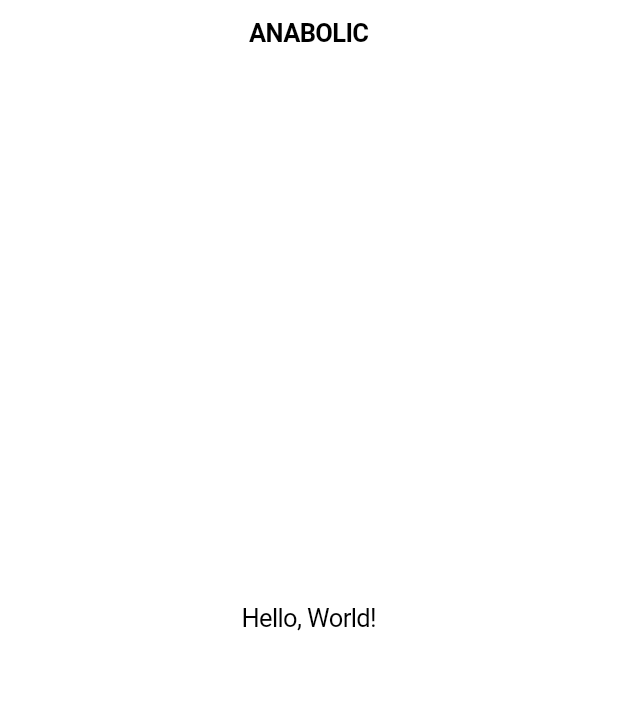
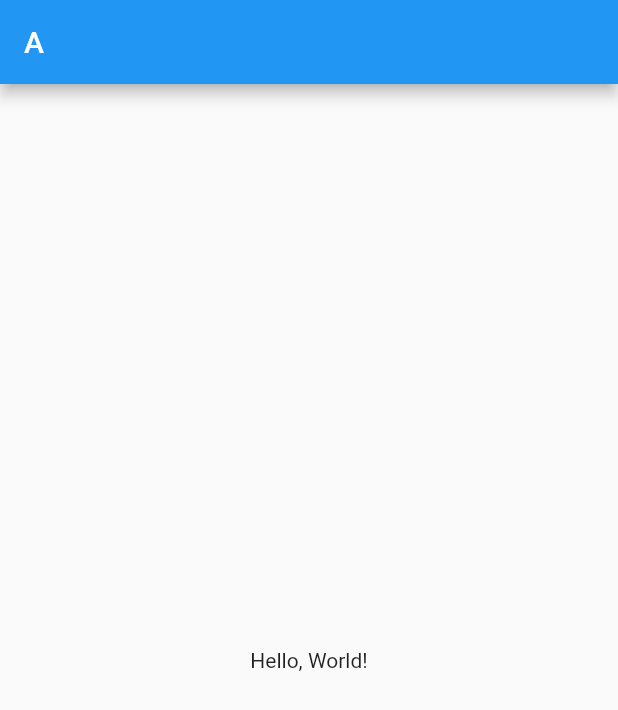
Before and after one commit to krapli441/anabolic, a Flutter app: the screen it shows after launch, on a phone screen of 412 x 824 dp. Shown: the top 710 px of the screen. Run offline on Flutter 3.47's test engine with Material 2 defaults, Android fonts, the phone set to English and light mode, and no system bars.

Commit message:
우선 마테리얼로 진행해보자.

```diff
--- a/anabolic/lib/main.dart
+++ b/anabolic/lib/main.dart
@@ -1,23 +1,23 @@
-import 'package:flutter/cupertino.dart';
+import 'package:flutter/material.dart';
+// Flutter 프레임워크의 material 디자인 위젯을 사용하기 위해 필요한 패키지를 import 하였음.
 
+// 앱의 진입점 (Entry Point), 앱을 실행할 때 처음 호출되는 함수이다.
 void main() {
-  runApp(const CupertinoApp(
-    home: MyCupertinoApp(),
-  ));
+  runApp(const MyApp());
 }
 
-class MyCupertinoApp extends StatelessWidget {
-  const MyCupertinoApp({Key? key}) : super(key: key);
-
+class MyApp extends StatelessWidget {
+  const MyApp({Key? key}) : super(key: key);
   @override
   Widget build(BuildContext context) {
-    return const CupertinoPageScaffold(
-      navigationBar: CupertinoNavigationBar(
-        middle: Text('ANABOLIC'), // 앱 바에 출력할 테스트
+    return MaterialApp(
+        home: Scaffold(
+      appBar: AppBar(
+        title: const Text('A'), // 앱 바에 출력할 테스트
       ),
-      child: Center(
+      body: const Center(
         child: Text('Hello, World!'), // 가운데에 출력할 테스트
       ),
-    );
+    ));
   }
 }
```
